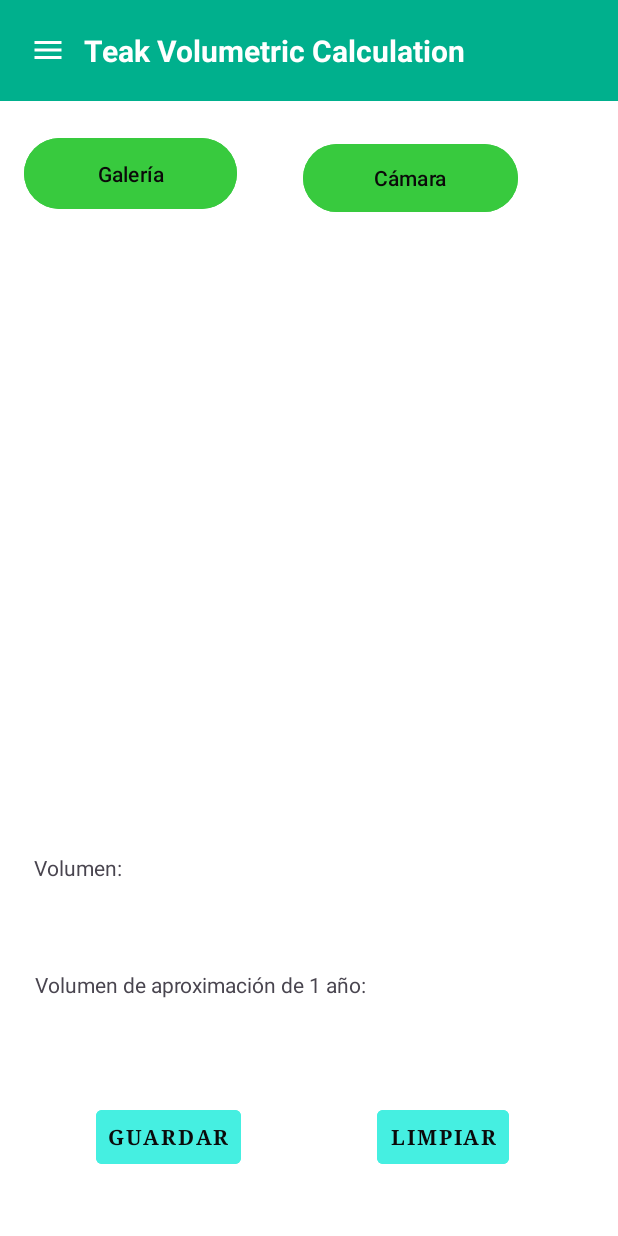
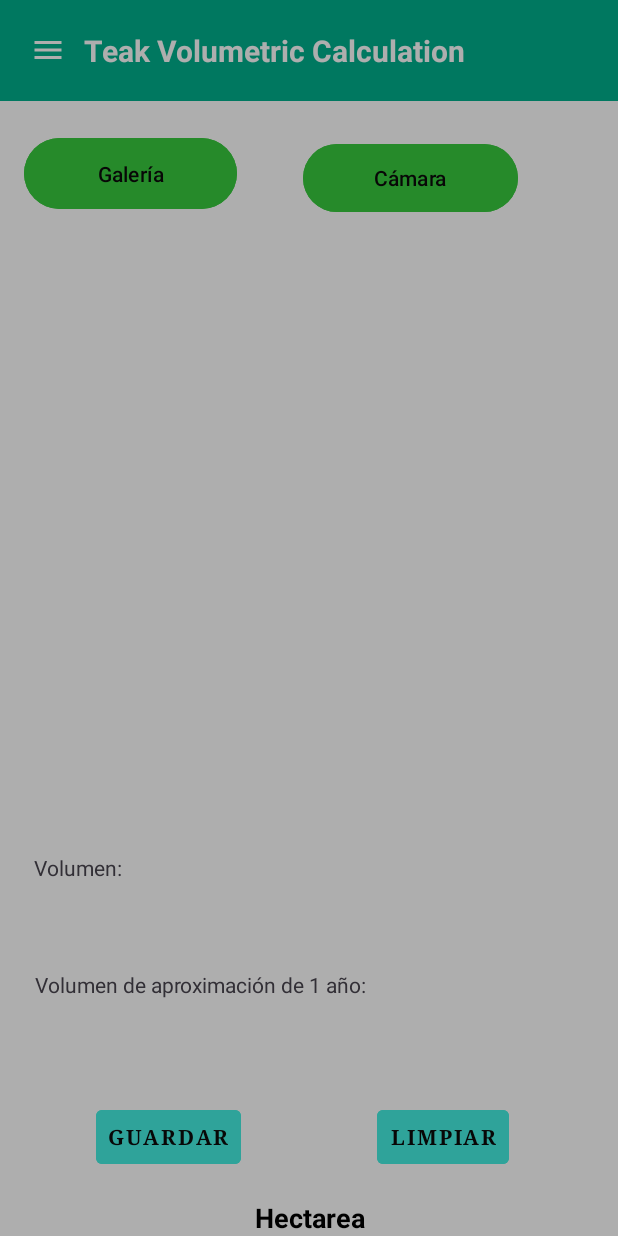
Before and after one commit to DeiverGamboa04/Teak_Volumetric_Calculation, an Android app: the screen it shows after launch (MainActivity), after a tap on "GUARDAR", on a phone screen of 412 x 824 dp. Run offline under Robolectric (Android 15) with nearby library versions, the phone set to English and light mode, and no system bars; libraries missing offline, so code that uses them is left out: org.tensorflow.lite.

Commit message:
Primera parte del repositorio

```diff
--- a/app/src/main/java/com/example/teakvolumetriccalculation/MainActivity.java
+++ b/app/src/main/java/com/example/teakvolumetriccalculation/MainActivity.java
@@ -1,39 +1,32 @@
 package com.example.teakvolumetriccalculation;
 
 
-import androidx.annotation.NonNull;
 import androidx.annotation.Nullable;
 import androidx.appcompat.app.AlertDialog;
 import androidx.appcompat.app.AppCompatActivity;
-import androidx.appcompat.widget.Toolbar;
 import androidx.constraintlayout.widget.ConstraintLayout;
 import androidx.core.view.GravityCompat;
 import androidx.drawerlayout.widget.DrawerLayout;
 
-import org.tensorflow.lite.Interpreter;
-
 import java.nio.ByteOrder;
-import java.nio.MappedByteBuffer;
-import java.nio.channels.FileChannel;
 
 import android.Manifest;
+import android.app.Dialog;
 import android.content.pm.PackageManager;
-import android.content.res.AssetFileDescriptor;
-import java.io.FileInputStream;
 
 import android.app.Activity;
-import android.content.Context;
 import android.content.Intent;
 import android.graphics.Bitmap;
-import android.graphics.BitmapFactory;
+import android.graphics.Color;
 import android.graphics.drawable.ColorDrawable;
 import android.media.ThumbnailUtils;
 import android.provider.MediaStore;
 import android.os.Bundle;
+import android.view.Gravity;
 import android.view.LayoutInflater;
-import android.view.Menu;
-import android.view.MenuItem;
 import android.view.View;
+import android.view.ViewGroup;
+import android.view.Window;
 import android.widget.Button;
 import android.widget.ImageView;
 import android.widget.TextView;
@@ -41,29 +34,15 @@ import android.widget.LinearLayout;
 import android.widget.Toast;
 
 import android.net.Uri;
-import android.os.Environment;
-import androidx.core.content.FileProvider;
 
 import com.example.teakvolumetriccalculation.ml.ModelAlturc;
 import com.example.teakvolumetriccalculation.ml.ModelDiamet;
-import com.google.android.gms.tasks.OnFailureListener;
-import com.google.android.gms.tasks.OnSuccessListener;
-import com.google.mlkit.vision.text.Text;
 
 import org.tensorflow.lite.DataType;
-import org.tensorflow.lite.support.image.TensorImage;
 import org.tensorflow.lite.support.tensorbuffer.TensorBuffer;
 
 import java.io.IOException;
 import java.nio.ByteBuffer;
-import java.text.DecimalFormat;
-import java.util.Arrays;
-import java.util.List;
-
-import java.io.File;
-import java.text.SimpleDateFormat;
-import java.util.Date;
-import java.util.Locale;
 
 
 public class MainActivity extends AppCompatActivity /*implements OnSuccessListener<Text>, OnFailureListener*/{
@@ -365,6 +344,20 @@ public class MainActivity extends AppCompatActivity /*implements OnSuccessListen
 
     public void Guardarfx(View v) {
         /*Guardar en el repositorio*/
+        showDialog();
+    }
+
+    private void showDialog() {
+        final Dialog dialog = new Dialog(this);
+        dialog.requestWindowFeature(Window.FEATURE_NO_TITLE);
+        dialog.setContentView(R.layout.bottomsheel);
+
+
+        dialog.show();
+        dialog.getWindow().setLayout(ViewGroup.LayoutParams.MATCH_PARENT, ViewGroup.LayoutParams.WRAP_CONTENT);
+        dialog.getWindow().setBackgroundDrawable(new ColorDrawable(Color.TRANSPARENT));
+        dialog.getWindow().getAttributes().windowAnimations = R.style.DialoAnimation;
+        dialog.getWindow().setGravity(Gravity.BOTTOM);
     }
 
     public void Limpiarfx(View v) {
--- /dev/null
+++ b/app/src/main/res/anim/slide_in_bottom.xml
@@ -0,0 +1,9 @@
+<?xml version="1.0" encoding="utf-8"?>
+<set xmlns:android="http://schemas.android.com/apk/res/android">
+
+    <translate
+        android:duration="@android:integer/config_mediumAnimTime"
+        android:fromYDelta="100%p"
+        android:toYDelta="0"/>
+
+</set>
--- /dev/null
+++ b/app/src/main/res/anim/slide_out_bottom.xml
@@ -0,0 +1,9 @@
+<?xml version="1.0" encoding="utf-8"?>
+<set xmlns:android="http://schemas.android.com/apk/res/android">
+
+    <translate
+        android:duration="@android:integer/config_mediumAnimTime"
+        android:fromYDelta="0"
+        android:toYDelta="100%p"/>
+
+</set>
--- /dev/null
+++ b/app/src/main/res/drawable/dialog_bg.xml
@@ -0,0 +1,17 @@
+<?xml version="1.0" encoding="utf-8"?>
+<shape xmlns:android="http://schemas.android.com/apk/res/android">
+
+    <solid
+        android:color="@color/white"/>
+
+    <corners
+        android:topLeftRadius="30dp"
+        android:topRightRadius="30dp"/>
+
+    <padding
+        android:left="10dp"
+        android:right="10dp"
+        android:top="10dp"
+        android:bottom="10dp"/>
+
+</shape>
--- /dev/null
+++ b/app/src/main/res/layout/bottomsheel.xml
@@ -0,0 +1,18 @@
+<?xml version="1.0" encoding="utf-8"?>
+<LinearLayout xmlns:android="http://schemas.android.com/apk/res/android"
+    android:orientation="vertical"
+    android:layout_width="match_parent"
+    android:layout_height="match_parent">
+
+    <TextView
+        android:id="@+id/hect"
+        android:layout_width="match_parent"
+        android:layout_height="wrap_content"
+        android:text="Hectarea"
+        android:textAlignment="center"
+        android:textColor="@color/black"
+        android:layout_marginTop="5dp"
+        android:textSize="18dp"
+        android:textStyle="bold"/>
+
+</LinearLayout>
--- a/app/src/main/res/values/themes.xml
+++ b/app/src/main/res/values/themes.xml
@@ -16,4 +16,9 @@
         <item name="itemIconTint">@color/white</item>
         <item name="itemTextColor">@color/white</item>
     </style>
+
+    <style name="DialoAnimation">
+        <item name="android:windowEnterAnimation">@anim/slide_in_bottom</item>
+        <item name="android:windowExitAnimation">@anim/slide_out_bottom</item>
+    </style>
 </resources>
```
